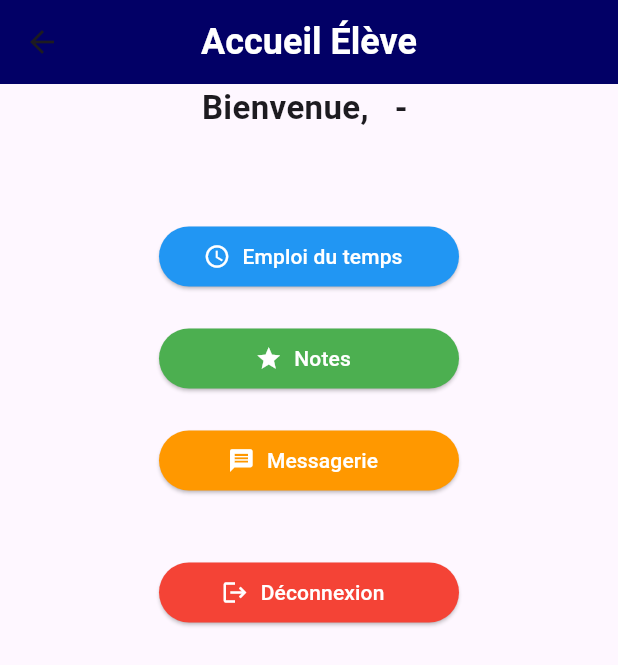
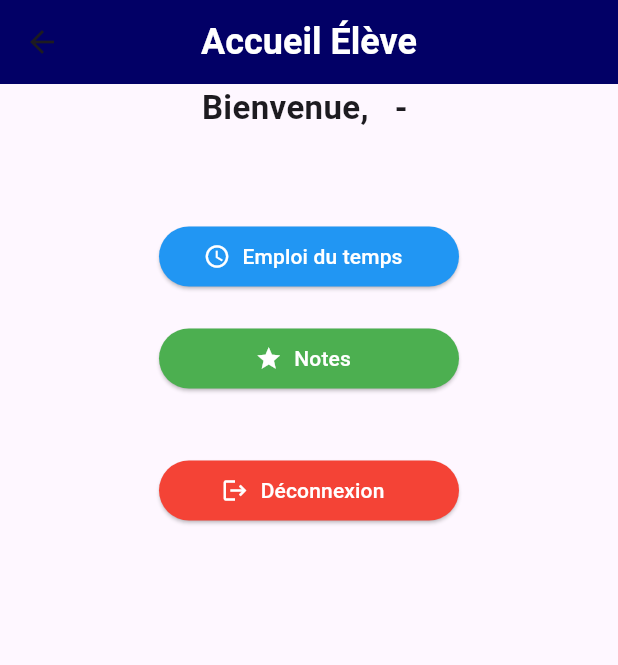
Before and after one commit to LIEHN-Noam/pronote-ifran-mobile, a Flutter app: the StudentHomepage screen opened directly with empty values, on a phone screen of 412 x 824 dp. Shown: the top 665 px of the screen. Run offline on Flutter 3.47's test engine with Material 3 defaults, Android fonts, the phone set to English and light mode, and no system bars; our stand-ins replace flutter_secure_storage, sqflite; accounts and stored records are empty; network calls fail.

Commit message:
petits fix

```diff
--- a/lib/screens/student_interface/student_homepage.dart
+++ b/lib/screens/student_interface/student_homepage.dart
@@ -65,19 +65,6 @@ class StudentHomepage extends StatelessWidget {
 												minimumSize: Size(200, 40),
 											),
 										),
-										SizedBox(height: 20),
-										ElevatedButton.icon(
-											icon: Icon(Icons.message),
-											label: Text('Messagerie'),
-											onPressed: () {
-												// Naviguer vers la page messagerie
-											},
-											style: ElevatedButton.styleFrom(
-												backgroundColor: Colors.orange,
-												foregroundColor: Colors.white,
-												minimumSize: Size(200, 40),
-											),
-										),
 										SizedBox(height: 40),
 										ElevatedButton.icon(
 											icon: Icon(Icons.logout),
```
Also changed, not shown: lib/screens/common_homepage.dart (+0 -40 lines), lib/screens/student_interface/student_schedule_page.dart (+4 -9 lines), 1 other file.
